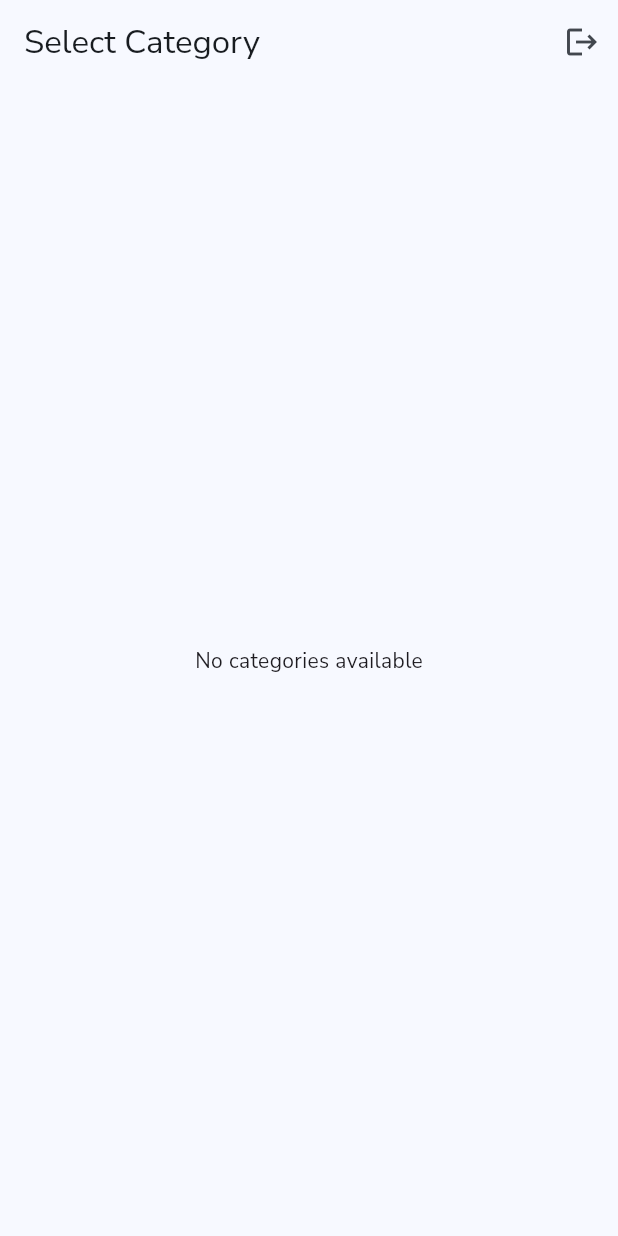
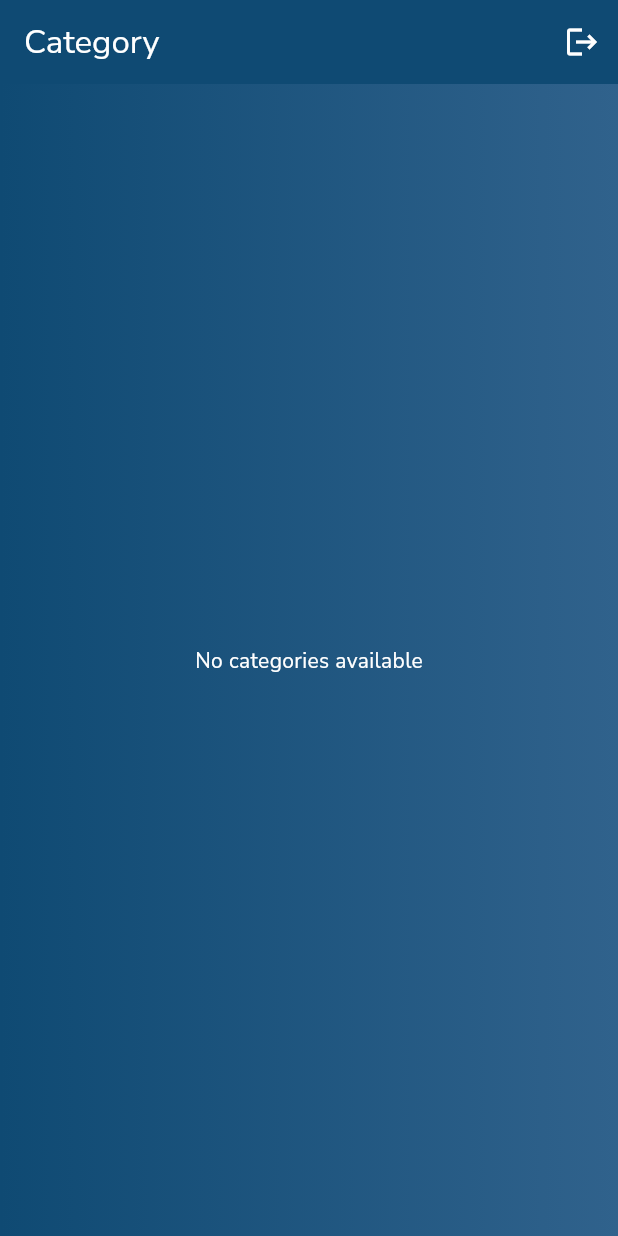
Before and after one commit to ebroahmed/quiz_app, a Flutter app: the screen it shows once a user with an empty profile is signed in, on a phone screen of 412 x 824 dp. Run offline on Flutter 3.47's test engine with Material 3 defaults, Android fonts, the phone set to English and light mode, and no system bars; our stand-ins replace cloud_firestore, firebase_auth, firebase_core, flutter_riverpod, google_fonts; accounts and stored records are empty; generated files the repository leaves out were written again.

Commit message:
home screen UI updated

```diff
--- a/lib/screens/home_screen.dart
+++ b/lib/screens/home_screen.dart
@@ -2,6 +2,7 @@ import 'package:flutter/material.dart';
 import 'package:flutter_riverpod/flutter_riverpod.dart';
 import 'package:quiz_app/providers/auth_provider.dart';
 import 'package:quiz_app/screens/login_screen.dart';
+import 'package:quiz_app/theme/app_background.dart';
 import '../providers/category_provider.dart';
 import 'quiz_screen.dart';
 
@@ -13,9 +14,19 @@ class HomeScreen extends ConsumerWidget {
     final categoriesAsync = ref.watch(categoriesProvider);
     final authRepo = ref.read(authRepositoryProvider);
 
-    return Scaffold(
+    return AppBackground(
+      child: Scaffold(
+        backgroundColor: Colors.transparent,
         appBar: AppBar(
-        title: const Text("Select Category"),
+          backgroundColor: Theme.of(context).colorScheme.onPrimaryFixedVariant,
+          iconTheme: IconThemeData(
+            color: Theme.of(context).colorScheme.onPrimary,
+          ),
+          automaticallyImplyLeading: false,
+          title: Text(
+            "Category",
+            style: TextStyle(color: Theme.of(context).colorScheme.onPrimary),
+          ),
           actions: [
             IconButton(
               icon: const Icon(Icons.logout),
@@ -31,7 +42,14 @@ class HomeScreen extends ConsumerWidget {
         body: categoriesAsync.when(
           data: (categories) {
             if (categories.isEmpty) {
-            return const Center(child: Text("No categories available"));
+              return Center(
+                child: Text(
+                  "No categories available",
+                  style: TextStyle(
+                    color: Theme.of(context).colorScheme.onPrimary,
+                  ),
+                ),
+              );
             }
 
             return GridView.builder(
@@ -54,25 +72,27 @@ class HomeScreen extends ConsumerWidget {
                       ),
                     );
                   },
+                  child: Card(
+                    elevation: 5,
                     child: Container(
                       decoration: BoxDecoration(
                         borderRadius: BorderRadius.circular(12),
-                    color: Colors.blue.shade100,
+                        color: Theme.of(context).colorScheme.onPrimary,
                         image: category.imageUrl.isNotEmpty
                             ? DecorationImage(
                                 image: NetworkImage(category.imageUrl),
-                            fit: BoxFit.cover,
+                                // fit: BoxFit.contain,
                               )
                             : null,
                       ),
                       alignment: Alignment.bottomCenter,
-                  padding: const EdgeInsets.all(8),
-                  child: Container(
-                    color: Colors.black54,
+                      padding: EdgeInsets.symmetric(vertical: 0),
                       child: Text(
                         category.name,
-                      style: const TextStyle(
-                        color: Colors.white,
+                        style: TextStyle(
+                          color: Theme.of(
+                            context,
+                          ).colorScheme.onPrimaryFixedVariant,
                           fontWeight: FontWeight.bold,
                           fontSize: 16,
                         ),
@@ -84,8 +104,13 @@ class HomeScreen extends ConsumerWidget {
               },
             );
           },
-        loading: () => const Center(child: CircularProgressIndicator()),
+          loading: () => Center(
+            child: CircularProgressIndicator(
+              color: Theme.of(context).colorScheme.onPrimary,
+            ),
+          ),
           error: (e, _) => Center(child: Text("Error: $e")),
+        ),
       ),
     );
   }
```
Lines whose indentation alone changed are shown as unchanged.
